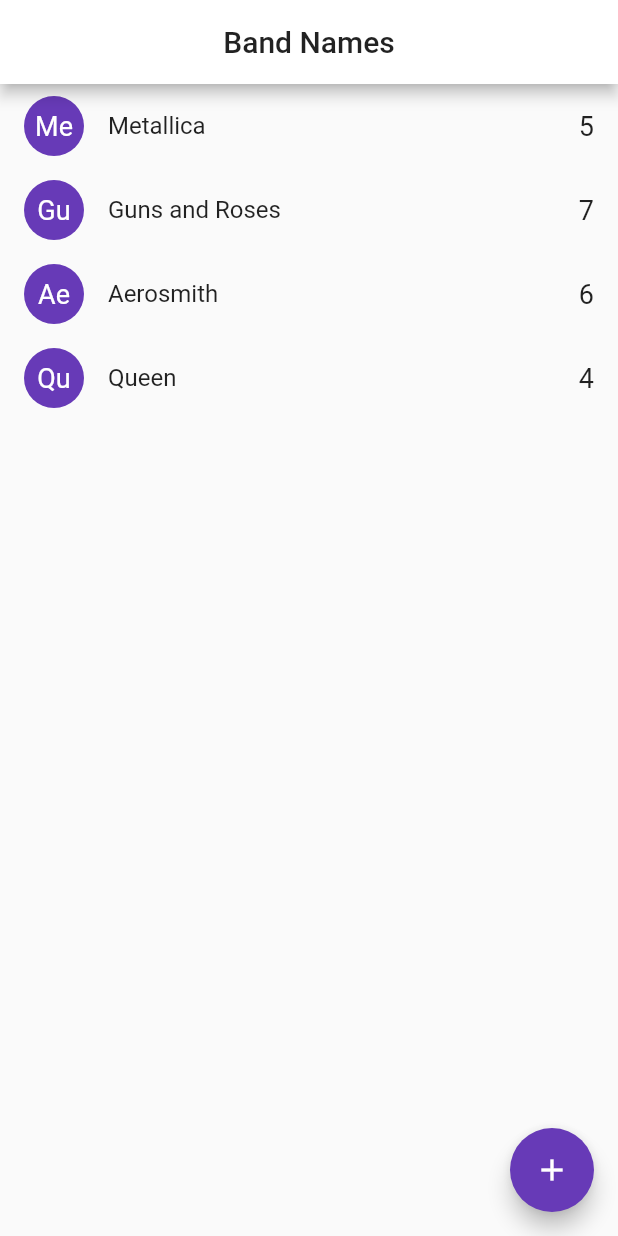
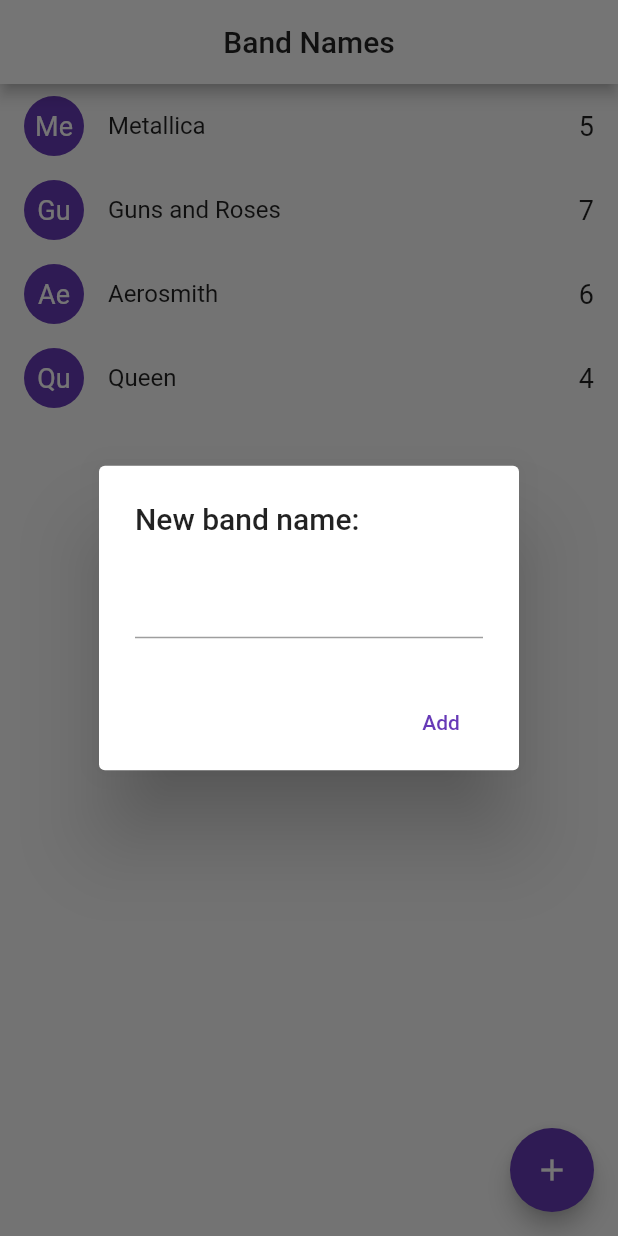
Before and after one commit to paulmrg-461/BrandNames, a Flutter app: the screen it shows after launch, after a tap on the "add" icon, on a phone screen of 412 x 824 dp. Run offline on Flutter 3.47's test engine with Material 2 defaults, Android fonts, the phone set to English and light mode, and no system bars.

Commit message:
11. Add to list - InputDialog, CupertinoDialog

```diff
--- a/lib/src/pages/home_page.dart
+++ b/lib/src/pages/home_page.dart
@@ -1,5 +1,8 @@
+import 'dart:io';
+
+import 'package:flutter/material.dart';
+import 'package:flutter/cupertino.dart';
 import 'package:brand_names/src/models/band.dart';
-import 'package:flutter/material.dart';
 
 class HomePage extends StatefulWidget {
   @override
@@ -33,7 +36,7 @@ class _HomePageState extends State<HomePage> {
         itemBuilder: (context, i) => _bandTile(bands[i]),
       ),
       floatingActionButton: FloatingActionButton(
-        onPressed: () {},
+        onPressed: addNewBand,
         child: Icon(Icons.add),
         backgroundColor: Colors.deepPurple,
       ),
@@ -57,4 +60,62 @@ class _HomePageState extends State<HomePage> {
       onTap: () => print(band.name),
     );
   }
+
+  addNewBand() {
+    final textController = new TextEditingController();
+
+    Platform.isIOS
+        ? iOsAlertDialog(textController)
+        : androidAlertDialog(textController);
+  }
+
+  void addBandToList(String name) {
+    if (name.length > 1) {
+      this
+          .bands
+          .add(new Band(id: DateTime.now().toString(), name: name, votes: 0));
+      setState(() {});
+    }
+    Navigator.pop(context);
+  }
+
+  androidAlertDialog(TextEditingController textController) {
+    showDialog(
+        context: context,
+        builder: (context) => AlertDialog(
+              title: Text('New band name:'),
+              content: TextField(
+                controller: textController,
+              ),
+              actions: <Widget>[
+                MaterialButton(
+                  onPressed: () => addBandToList(textController.text),
+                  child: Text('Add'),
+                  textColor: Colors.deepPurple,
+                  elevation: 5,
+                )
+              ],
+            ));
+  }
+
+  iOsAlertDialog(TextEditingController textController) {
+    showCupertinoDialog(
+        context: context,
+        builder: (_) => CupertinoAlertDialog(
+              title: Text('New band name:'),
+              content: CupertinoTextField(
+                controller: textController,
+              ),
+              actions: <Widget>[
+                CupertinoDialogAction(
+                    isDestructiveAction: true,
+                    child: Text('Dismiss'),
+                    onPressed: () => Navigator.pop(context)),
+                CupertinoDialogAction(
+                    isDefaultAction: true,
+                    child: Text('Add'),
+                    onPressed: () => addBandToList(textController.text)),
+              ],
+            ));
+  }
 }
```
